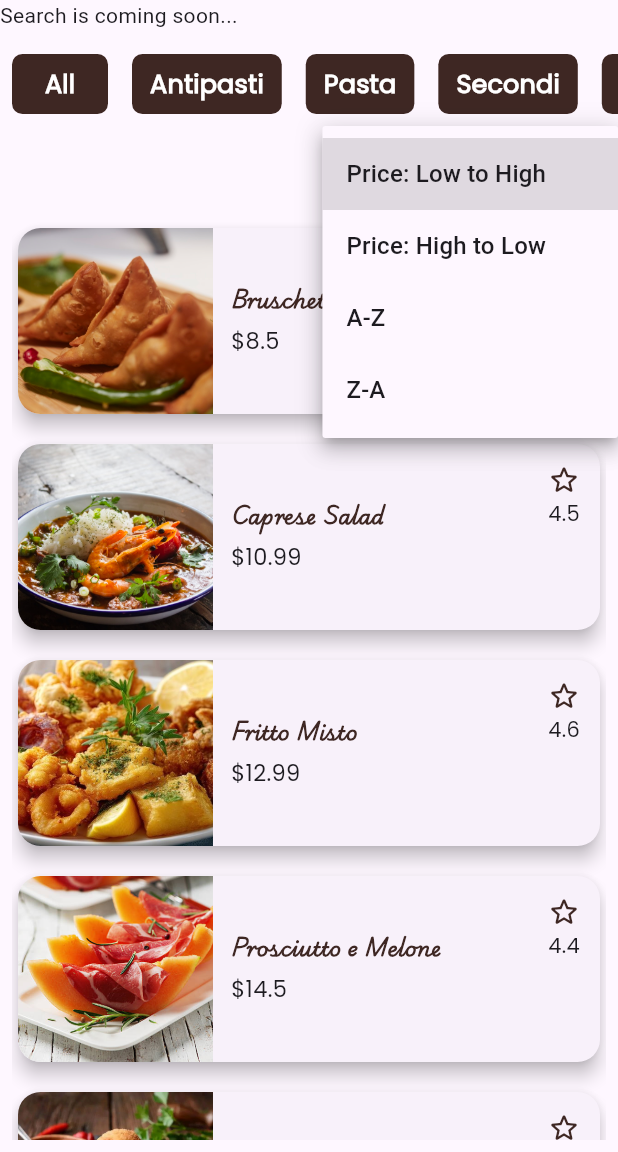
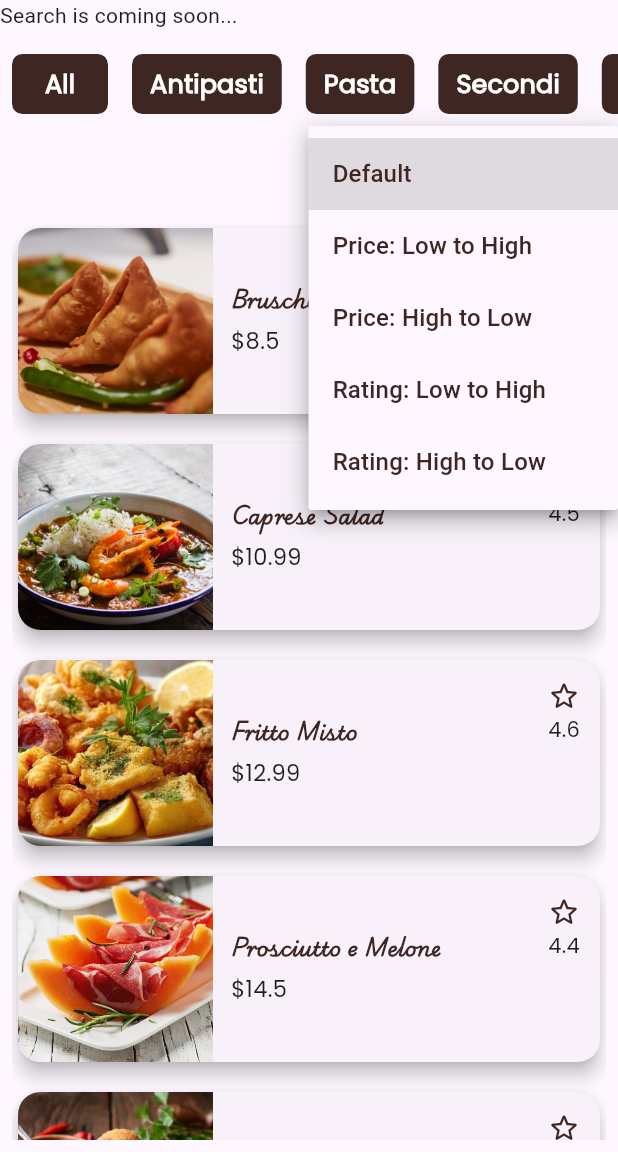
Before and after one commit to fakhri01/italian-food, a Flutter app: the screen it shows after launch, after a tap on "Sort by", on a phone screen of 412 x 824 dp, the part 84-1236 px from its top. Run offline on Flutter 3.47's test engine with Material 3 defaults, Android fonts, the phone set to English and light mode, and no system bars.

Commit message:
sorting is aviable now

```diff
--- a/lib/components/sorting_button.dart
+++ b/lib/components/sorting_button.dart
@@ -2,41 +2,55 @@ import 'package:flutter/material.dart';
 import 'package:food_order/colors.dart';
 
 class SortingButton extends StatefulWidget {
-  const SortingButton({super.key});
+  final ValueChanged<String> onSortSelected;
+  const SortingButton({super.key, required this.onSortSelected});
 
   @override
-  _SortingButtonState createState() => _SortingButtonState();
+  SortingButtonState createState() => SortingButtonState();
 }
 
-class _SortingButtonState extends State<SortingButton> {
-  String? _selectedItem; // Holds the currently selected value
+class SortingButtonState extends State<SortingButton> {
+  String? _selectedItem;
 
-  // List of items for the dropdown
   final List<String> _dropdownItems = [
+    'Default',
     'Price: Low to High',
     'Price: High to Low',
-    'A-Z',
-    'Z-A',
+    'Rating: Low to High',
+    'Rating: High to Low',
   ];
 
   @override
   Widget build(BuildContext context) {
-    return Column(
-      mainAxisAlignment: MainAxisAlignment.center,
+    return Row(
+      mainAxisSize: MainAxisSize.max,
+      mainAxisAlignment: MainAxisAlignment.end,
       children: [
-        DropdownButton<String>(
+        Padding(
+          padding: const EdgeInsets.only(right: 12),
+          child: DropdownButton<String>(
             underline: SizedBox.shrink(),
-          hint: Text("Sort by", style: TextStyle(color: primaryColor)),
+            hint: Transform.translate(
+              offset: Offset(80.0, 0.0),
+              child: Text("Sort by", style: TextStyle(color: primaryColor)),
+            ),
             icon: Icon(Icons.sort, color: primaryColor),
             value: _selectedItem,
             onChanged: (String? newValue) {
               setState(() {
                 _selectedItem = newValue;
+                if (newValue != null) {
+                  widget.onSortSelected(newValue);
+                }
               });
             },
             items: _dropdownItems.map<DropdownMenuItem<String>>((String item) {
-            return DropdownMenuItem<String>(value: item, child: Text(item));
+              return DropdownMenuItem<String>(
+                value: item,
+                child: Text(item, style: TextStyle(color: primaryColor)),
+              );
             }).toList(),
+          ),
         ),
       ],
     );
--- a/lib/pages/foods.dart
+++ b/lib/pages/foods.dart
@@ -19,6 +19,28 @@ class _FoodsState extends State<Foods> {
   List<Food> _allFoods = [];
   List<Food> _foods = [];
   String _currentFilter = "All";
+
+  void onSortSelected(String sort) {
+    setState(() {
+      switch (sort) {
+        case "Price: Low to High":
+          _foods.sort((a, b) => a.price.compareTo(b.price));
+          break;
+        case "Price: High to Low":
+          _foods.sort((a, b) => b.price.compareTo(a.price));
+          break;
+        case "Rating: Low to High":
+          _foods.sort((a, b) => a.rating.compareTo(b.rating));
+          break;
+        case "Rating: High to Low":
+          _foods.sort((a, b) => b.rating.compareTo(a.rating));
+          break;
+        case "Default":
+          _foods = List.of(_allFoods);
+          break;
+      }
+    });
+  }
 
   void onFilterSelected(String filter) {
     if (filter != _currentFilter) {
@@ -70,15 +92,7 @@ class _FoodsState extends State<Foods> {
               children: [
                 Row(children: [Text("Search is coming soon...")]),
                 FilterFoods(onFilterSelected: onFilterSelected),
-                Row(
-                  mainAxisAlignment: MainAxisAlignment.end,
-                  children: [
-                    Padding(
-                      padding: const EdgeInsets.only(right: 12),
-                      child: SortingButton(),
-                    ),
-                  ],
-                ),
+                SortingButton(onSortSelected: onSortSelected),
                 Expanded(
                   child: Padding(
                     padding: const EdgeInsets.all(8.0),
```
Lines whose indentation alone changed are shown as unchanged.
